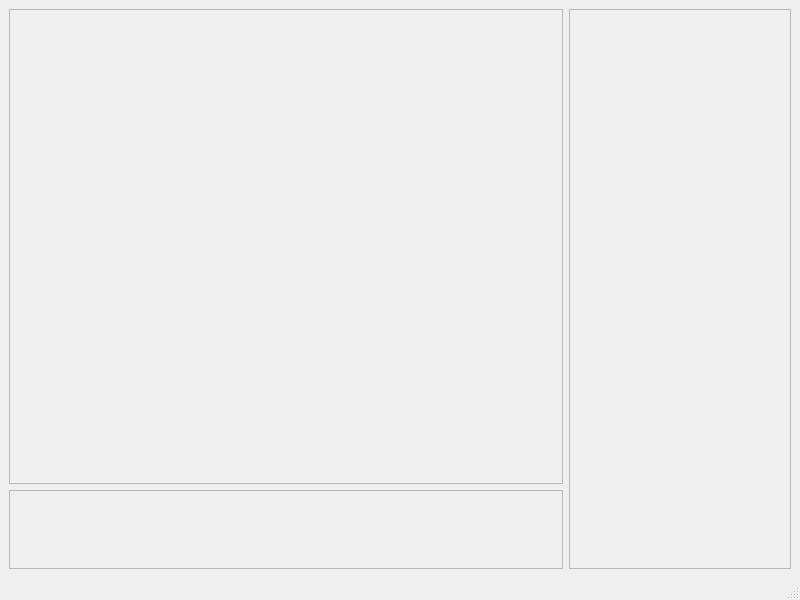
Before: the Qt Designer form resources/ui/mainwindow.ui in RealDanTheMan/CollisionCraft, drawn with Qt 5.
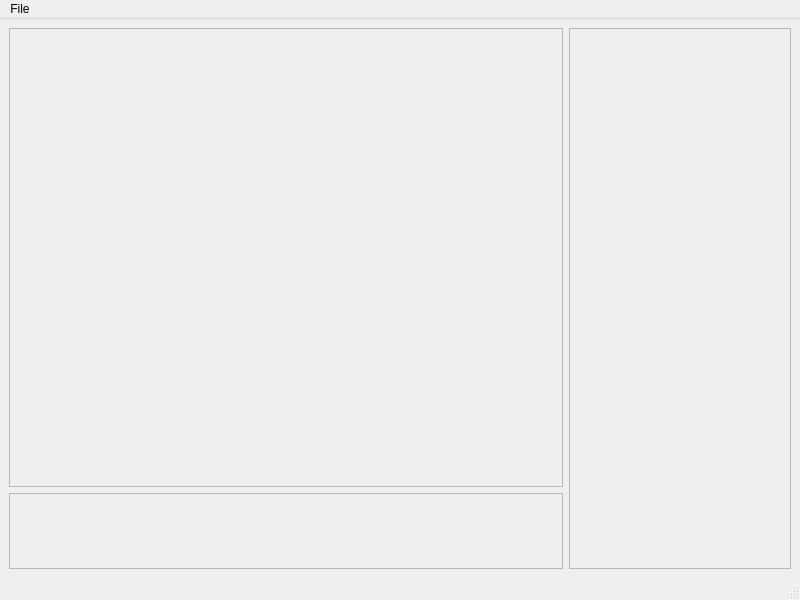
After: the same form once the commit is applied.

Commit message: Added File menu items to main window

Patch:
```diff
--- a/resources/ui/mainwindow.ui
+++ b/resources/ui/mainwindow.ui
@@ -86,6 +86,14 @@
      <height>24</height>
     </rect>
    </property>
+   <widget class="QMenu" name="menuFile">
+    <property name="title">
+     <string>File</string>
+    </property>
+    <addaction name="actionImportModel"/>
+    <addaction name="actionExportCollision"/>
+   </widget>
+   <addaction name="menuFile"/>
   </widget>
   <widget class="QStatusBar" name="statusbar"/>
  </widget>
```
Left out of the diff: 13 changed lines with no effect on the pictures. The commit also changes 1 other file.
